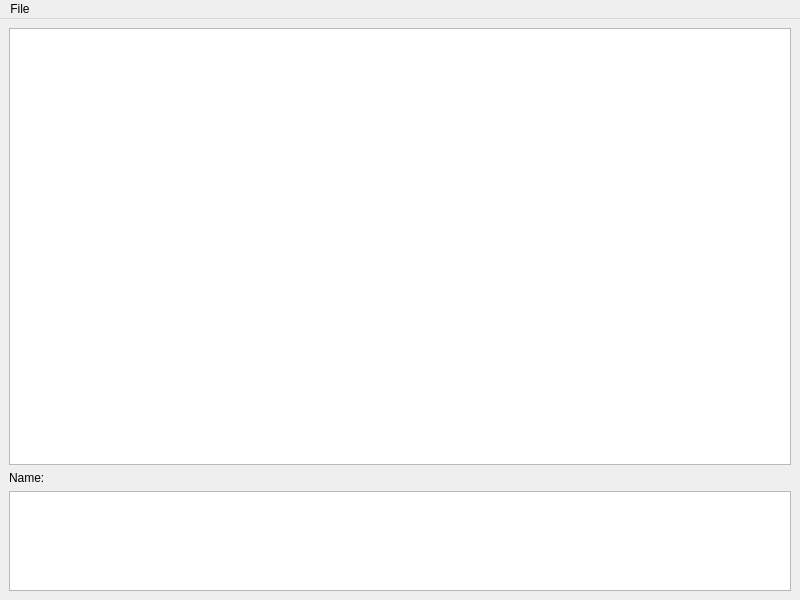
This is src/ui/ui/main.ui in PinteLaurentiu/RaulTest as Qt 5 draws it before an edit. The edited form follows.
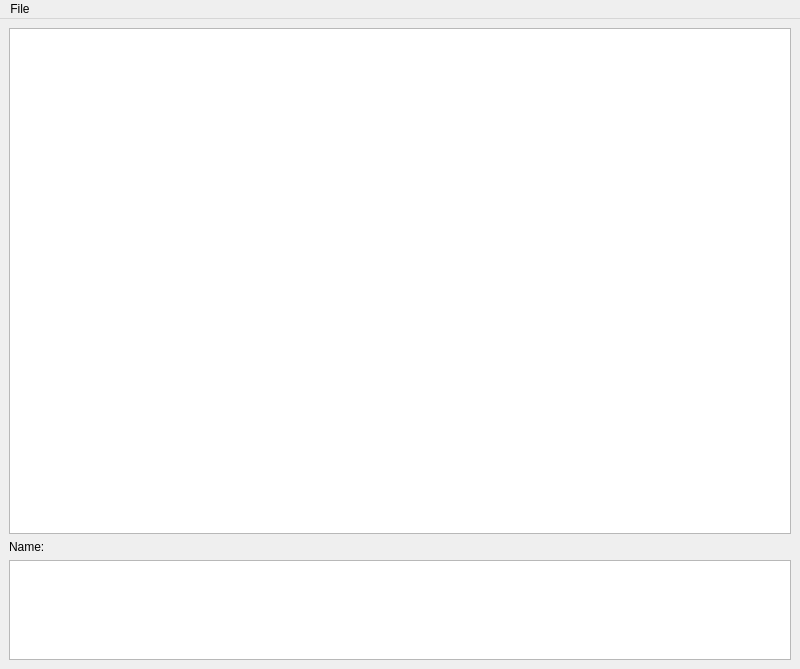
This is the edited form.

Patch:
```diff
--- a/src/ui/ui/main.ui
+++ b/src/ui/ui/main.ui
@@ -7,7 +7,7 @@
     <x>0</x>
     <y>0</y>
     <width>800</width>
-    <height>600</height>
+    <height>669</height>
    </rect>
   </property>
   <property name="windowTitle">
```
